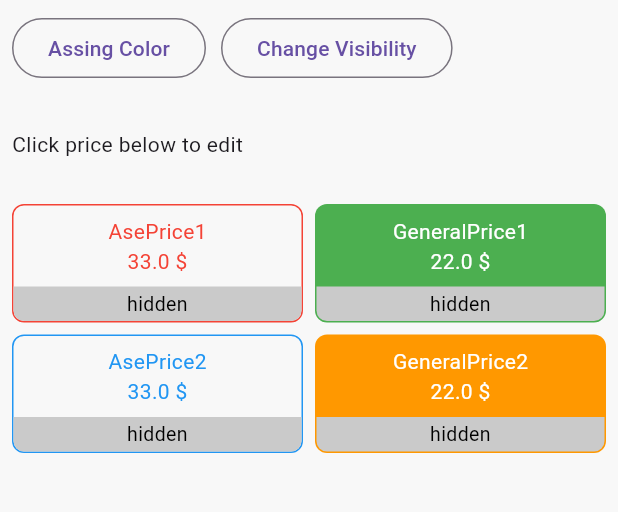
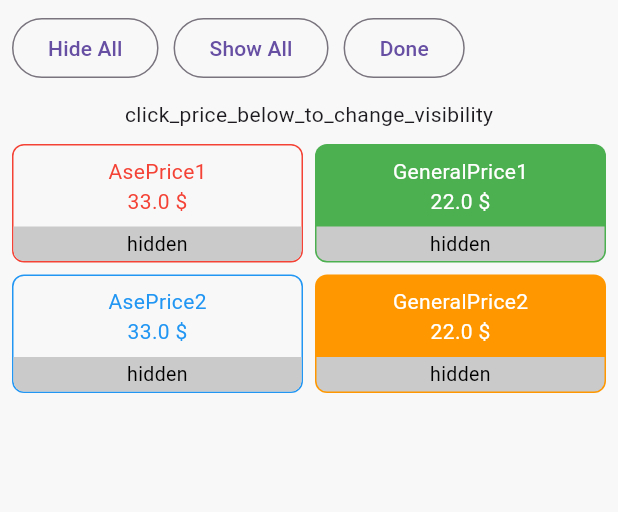
Before and after one commit to NKoroloff/flutter-test, a Flutter app: the EditPricesView screen opened by its route, after a tap on "Assing Color", after a tap on "Done", after a tap on "Change Visibility", on a phone screen of 412 x 824 dp, the part 84-596 px from its top. Run offline on Flutter 3.47's test engine with Material 3 defaults, Android fonts, the phone set to English and light mode, and no system bars; our stand-ins replace get.

Commit message:
change visibility header

```diff
--- a/lib/modules/cash_drawer/views/editPrices/edit_price_view.dart
+++ b/lib/modules/cash_drawer/views/editPrices/edit_price_view.dart
@@ -13,7 +13,8 @@ class EditPriceView extends StatelessWidget {
   @override
   Widget build(BuildContext context) {
     var controller = Get.find<PriceController>();
-    final priceIndex = int.parse(Get.parameters['index']!);
+    final indexParam = Get.parameters['index'];
+    final priceIndex = int.tryParse(indexParam ?? '') ?? 1;
 
     return Scaffold(
       appBar: AppBar(
--- a/lib/modules/cash_drawer/views/editPrices/edit_prices_view.dart
+++ b/lib/modules/cash_drawer/views/editPrices/edit_prices_view.dart
@@ -31,9 +31,7 @@ class EditPricesView extends StatelessWidget {
           crossAxisAlignment: CrossAxisAlignment.start,
           children: [
             EditPricesHeader(),
-            SizedBox(height: 10),
-            Text('click_price_below_to_edit'.tr),
-            SizedBox(height: 10),
+
             Expanded(
               child: Obx(
                 () => GridView.builder(
@@ -66,6 +64,8 @@ class EditPricesView extends StatelessWidget {
                       onTap: () {
                         if (controller.headerMode == EditPricesHeaderMode.assignColor) {
                           controller.handlePriceColor(index, controller.colorToAssign.value);
+                        } else if (controller.headerMode == EditPricesHeaderMode.changeVisibility) {
+                          controller.handleHideTicket(index, !controller.prices[index].hideTicket);
                         } else {
                           Get.toNamed('/mvc/edit-prices/$index');
                         }
--- a/lib/modules/cash_drawer/views/editPrices/widgets/edit_prices_header.dart
+++ b/lib/modules/cash_drawer/views/editPrices/widgets/edit_prices_header.dart
@@ -11,7 +11,10 @@ class EditPricesHeader extends StatelessWidget {
     final controller = Get.find<PriceController>();
 
     Widget _toolsHeader() {
-      return Row(
+      return Column(
+        spacing: 10,
+        children: [
+          Row(
             children: [
               OutlinedButton(
                 onPressed: () {
@@ -20,13 +23,25 @@ class EditPricesHeader extends StatelessWidget {
                 child: Text('assing_color'.tr),
               ),
               SizedBox(width: 10),
-          OutlinedButton(onPressed: () {}, child: Text('change_visibility'.tr)),
+              OutlinedButton(
+                onPressed: () {
+                  controller.headerMode.value = EditPricesHeaderMode.changeVisibility;
+                },
+                child: Text('change_visibility'.tr),
+              ),
+            ],
+          ),
+
+          Text('click_price_below_to_edit'.tr),
         ],
       );
     }
 
     Widget _assignColorHeader() {
-      return Row(
+      return Column(
+        spacing: 10,
+        children: [
+          Row(
             spacing: 20,
             children: [
               const Text('Color:'),
@@ -34,8 +49,7 @@ class EditPricesHeader extends StatelessWidget {
               DropdownButton<PriceColor>(
                 value: controller.colorToAssign.value,
                 onChanged: (value) {
-              controller.defaultColors.first;
-              // controller.colorToAssign.value = value;
+                  controller.colorToAssign.value = value!;
                 },
                 items: controller.defaultColors.map((priceColor) {
                   return DropdownMenuItem<PriceColor>(
@@ -64,13 +78,31 @@ class EditPricesHeader extends StatelessWidget {
                 child: Text('Done'),
               ),
             ],
+          ),
+          Text('click_price_below_to_assign_color'.tr),
+        ],
       );
     }
 
     Widget _changeVisibilityHeader() {
-      return Row(
+      return Column(
         spacing: 10,
-        children: [OutlinedButton(child: Text('Done'), onPressed: () {})],
+        children: [
+          Row(
+            spacing: 10,
+            children: [
+              OutlinedButton(child: Text('Hide All'), onPressed: controller.hideAllPrices),
+              OutlinedButton(child: Text('Show All'), onPressed: controller.showAllPrices),
+              OutlinedButton(
+                child: Text('Done'),
+                onPressed: () {
+                  controller.headerMode.value = EditPricesHeaderMode.tools;
+                },
+              ),
+            ],
+          ),
+          Text('click_price_below_to_change_visibility'.tr),
+        ],
       );
     }
 
```
Also changed, not shown: lib/modules/cash_drawer/controllers/price_controller.dart (+14 -4 lines). Lines whose indentation alone changed are shown as unchanged.
